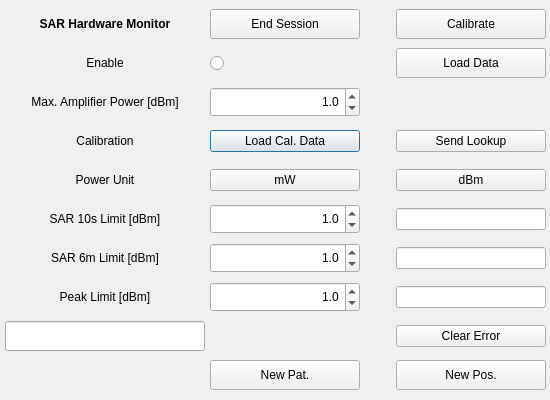
Above: Applications/relax2/ui/sar.ui from OpenMRI/ocra before the change. Below: the same form after it.
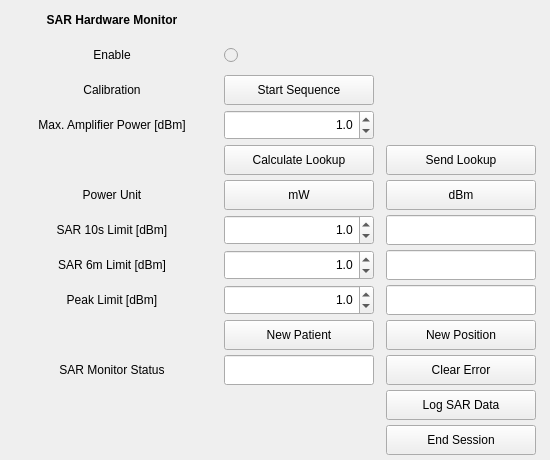
That is the form after the change.

```diff
--- a/Applications/relax2/ui/sar.ui
+++ b/Applications/relax2/ui/sar.ui
@@ -7,19 +7,19 @@
     <x>0</x>
     <y>0</y>
     <width>550</width>
-    <height>400</height>
+    <height>460</height>
    </rect>
   </property>
   <property name="minimumSize">
    <size>
     <width>550</width>
-    <height>400</height>
+    <height>460</height>
    </size>
   </property>
   <property name="maximumSize">
    <size>
     <width>550</width>
-    <height>400</height>
+    <height>460</height>
    </size>
   </property>
   <property name="windowTitle">
@@ -31,7 +31,7 @@
      <x>0</x>
      <y>0</y>
      <width>551</width>
-     <height>401</height>
+     <height>460</height>
     </rect>
    </property>
    <layout class="QGridLayout" name="gridLayout">
@@ -50,30 +50,11 @@
     <property name="spacing">
      <number>5</number>
     </property>
-    <item row="1" column="3">
-     <widget class="QPushButton" name="SAR_Load_Data_pushButton">
-      <property name="minimumSize">
-       <size>
-        <width>150</width>
-        <height>30</height>
-       </size>
-      </property>
-      <property name="maximumSize">
-       <size>
-        <width>150</width>
-        <height>30</height>
-       </size>
-      </property>
-      <property name="text">
-       <string>Load Data</string>
-      </property>
-      <property name="autoDefault">
+    <item row="1" column="1">
+     <widget class="QRadioButton" name="SAR_Enable_radioButton">
+      <property name="enabled">
        <bool>false</bool>
       </property>
-     </widget>
-    </item>
-    <item row="5" column="1">
-     <widget class="QDoubleSpinBox" name="SAR_Limit_doubleSpinBox">
       <property name="minimumSize">
        <size>
         <width>150</width>
@@ -86,73 +67,10 @@
         <height>30</height>
        </size>
       </property>
-      <property name="alignment">
-       <set>Qt::AlignRight|Qt::AlignTrailing|Qt::AlignVCenter</set>
-      </property>
-      <property name="decimals">
-       <number>1</number>
-      </property>
-      <property name="minimum">
-       <double>0.100000000000000</double>
-      </property>
-      <property name="maximum">
-       <double>100.000000000000000</double>
-      </property>
-      <property name="singleStep">
-       <double>1.000000000000000</double>
-      </property>
-      <property name="value">
-       <double>1.000000000000000</double>
-      </property>
-     </widget>
-    </item>
-    <item row="3" column="1">
-     <widget class="QPushButton" name="SAR_Load_Cal_pushButton">
       <property name="text">
-       <string>Load Cal. Data</string>
+       <string/>
       </property>
-     </widget>
-    </item>
-    <item row="8" column="0">
-     <widget class="QLabel" name="label_6m">
-      <property name="minimumSize">
-       <size>
-        <width>200</width>
-        <height>30</height>
-       </size>
-      </property>
-      <property name="maximumSize">
-       <size>
-        <width>200</width>
-        <height>30</height>
-       </size>
-      </property>
-      <property name="text">
-       <string>SAR 6m Limit [dBm]</string>
-      </property>
-      <property name="alignment">
-       <set>Qt::AlignCenter</set>
-      </property>
-     </widget>
-    </item>
-    <item row="0" column="3">
-     <widget class="QPushButton" name="SAR_Test_Array_pushButton">
-      <property name="minimumSize">
-       <size>
-        <width>150</width>
-        <height>30</height>
-       </size>
-      </property>
-      <property name="maximumSize">
-       <size>
-        <width>150</width>
-        <height>30</height>
-       </size>
-      </property>
-      <property name="text">
-       <string>Calibrate</string>
-      </property>
-      <property name="autoDefault">
+      <property name="autoExclusive">
        <bool>false</bool>
       </property>
      </widget>
@@ -185,7 +103,41 @@
       </property>
      </widget>
     </item>
-    <item row="5" column="0">
+    <item row="7" column="1">
+     <widget class="QDoubleSpinBox" name="SAR_Limit_doubleSpinBox">
+      <property name="minimumSize">
+       <size>
+        <width>150</width>
+        <height>30</height>
+       </size>
+      </property>
+      <property name="maximumSize">
+       <size>
+        <width>150</width>
+        <height>30</height>
+       </size>
+      </property>
+      <property name="alignment">
+       <set>Qt::AlignRight|Qt::AlignTrailing|Qt::AlignVCenter</set>
+      </property>
+      <property name="decimals">
+       <number>1</number>
+      </property>
+      <property name="minimum">
+       <double>0.100000000000000</double>
+      </property>
+      <property name="maximum">
+       <double>100.000000000000000</double>
+      </property>
+      <property name="singleStep">
+       <double>1.000000000000000</double>
+      </property>
+      <property name="value">
+       <double>1.000000000000000</double>
+      </property>
+     </widget>
+    </item>
+    <item row="7" column="0">
      <widget class="QLabel" name="label_10s">
       <property name="minimumSize">
        <size>
@@ -207,8 +159,8 @@
       </property>
      </widget>
     </item>
-    <item row="8" column="1">
-     <widget class="QDoubleSpinBox" name="SAR_6mLimit_doubleSpinBox">
+    <item row="10" column="2">
+     <widget class="QLineEdit" name="SAR_6mLimit_lineEdit">
       <property name="minimumSize">
        <size>
         <width>150</width>
@@ -221,28 +173,10 @@
         <height>30</height>
        </size>
       </property>
-      <property name="alignment">
-       <set>Qt::AlignRight|Qt::AlignTrailing|Qt::AlignVCenter</set>
-      </property>
-      <property name="decimals">
-       <number>1</number>
-      </property>
-      <property name="minimum">
-       <double>0.100000000000000</double>
-      </property>
-      <property name="maximum">
-       <double>100.000000000000000</double>
-      </property>
-      <property name="singleStep">
-       <double>1.000000000000000</double>
-      </property>
-      <property name="value">
-       <double>1.000000000000000</double>
-      </property>
      </widget>
     </item>
-    <item row="10" column="1">
-     <widget class="QDoubleSpinBox" name="SAR_Tran_doubleSpinBox">
+    <item row="17" column="2">
+     <widget class="QPushButton" name="SAR_Log_Data_pushButton">
       <property name="minimumSize">
        <size>
         <width>150</width>
@@ -255,97 +189,15 @@
         <height>30</height>
        </size>
       </property>
-      <property name="alignment">
-       <set>Qt::AlignRight|Qt::AlignTrailing|Qt::AlignVCenter</set>
-      </property>
-      <property name="decimals">
-       <number>1</number>
-      </property>
-      <property name="minimum">
-       <double>0.100000000000000</double>
-      </property>
-      <property name="maximum">
-       <double>100.000000000000000</double>
-      </property>
-      <property name="singleStep">
-       <double>1.000000000000000</double>
-      </property>
-      <property name="value">
-       <double>1.000000000000000</double>
-      </property>
-     </widget>
-    </item>
-    <item row="10" column="0">
-     <widget class="QLabel" name="label_peak">
-      <property name="minimumSize">
-       <size>
-        <width>200</width>
-        <height>30</height>
-       </size>
-      </property>
-      <property name="maximumSize">
-       <size>
-        <width>200</width>
-        <height>30</height>
-       </size>
-      </property>
       <property name="text">
-       <string>Peak Limit [dBm]</string>
+       <string>Log SAR Data</string>
       </property>
-      <property name="alignment">
-       <set>Qt::AlignCenter</set>
+      <property name="autoDefault">
+       <bool>false</bool>
       </property>
      </widget>
     </item>
-    <item row="12" column="3">
-     <widget class="QPushButton" name="SAR_Error_Clear_pushButton">
-      <property name="text">
-       <string>Clear Error</string>
-      </property>
-     </widget>
-    </item>
-    <item row="1" column="1">
-     <widget class="QRadioButton" name="SAR_Enable_radioButton">
-      <property name="minimumSize">
-       <size>
-        <width>150</width>
-        <height>30</height>
-       </size>
-      </property>
-      <property name="maximumSize">
-       <size>
-        <width>150</width>
-        <height>30</height>
-       </size>
-      </property>
-      <property name="text">
-       <string/>
-      </property>
-     </widget>
-    </item>
-    <item row="12" column="0">
-     <widget class="QLineEdit" name="SAR_Status_lineEdit">
-      <property name="minimumSize">
-       <size>
-        <width>200</width>
-        <height>30</height>
-       </size>
-      </property>
-      <property name="maximumSize">
-       <size>
-        <width>200</width>
-        <height>30</height>
-       </size>
-      </property>
-      <property name="alignment">
-       <set>Qt::AlignJustify|Qt::AlignVCenter</set>
-      </property>
-     </widget>
-    </item>
-    <item row="10" column="3">
-     <widget class="QLineEdit" name="SAR_PeakLimit_lineEdit"/>
-    </item>
-    <item row="13" column="3">
+    <item row="15" column="2">
      <widget class="QPushButton" name="SAR_New_Pos_pushButton">
       <property name="minimumSize">
        <size>
@@ -360,15 +212,15 @@
        </size>
       </property>
       <property name="text">
-       <string>New Pos.</string>
+       <string>New Position</string>
       </property>
       <property name="autoDefault">
        <bool>false</bool>
       </property>
      </widget>
     </item>
-    <item row="0" column="1">
-     <widget class="QPushButton" name="SAR_Stop_pushButton">
+    <item row="3" column="1">
+     <widget class="QPushButton" name="SAR_Cal_pushButton">
       <property name="minimumSize">
        <size>
         <width>150</width>
@@ -382,7 +234,7 @@
        </size>
       </property>
       <property name="text">
-       <string>End Session</string>
+       <string>Start Sequence</string>
       </property>
       <property name="autoDefault">
        <bool>false</bool>
@@ -390,36 +242,62 @@
      </widget>
     </item>
     <item row="4" column="1">
-     <widget class="QPushButton" name="SAR_Power_W_pushButton">
-      <property name="text">
-       <string>mW</string>
+     <widget class="QDoubleSpinBox" name="SAR_Max_Power_doubleSpinBox">
+      <property name="minimumSize">
+       <size>
+        <width>150</width>
+        <height>30</height>
+       </size>
       </property>
-     </widget>
-    </item>
-    <item row="3" column="3">
-     <widget class="QPushButton" name="SAR_Lookup_pushButton">
-      <property name="text">
-       <string>Send Lookup</string>
+      <property name="maximumSize">
+       <size>
+        <width>150</width>
+        <height>30</height>
+       </size>
       </property>
+      <property name="alignment">
+       <set>Qt::AlignRight|Qt::AlignTrailing|Qt::AlignVCenter</set>
+      </property>
+      <property name="decimals">
+       <number>1</number>
+      </property>
+      <property name="minimum">
+       <double>0.100000000000000</double>
+      </property>
+      <property name="maximum">
+       <double>100.000000000000000</double>
+      </property>
+      <property name="singleStep">
+       <double>1.000000000000000</double>
+      </property>
+      <property name="value">
+       <double>1.000000000000000</double>
+      </property>
      </widget>
     </item>
-    <item row="8" column="3">
-     <widget class="QLineEdit" name="SAR_6mLimit_lineEdit"/>
-    </item>
-    <item row="0" column="2">
-     <spacer name="horizontalSpacer">
-      <property name="orientation">
-       <enum>Qt::Horizontal</enum>
+    <item row="10" column="0">
+     <widget class="QLabel" name="label_6m">
+      <property name="minimumSize">
+       <size>
+        <width>200</width>
+        <height>30</height>
+       </size>
       </property>
-      <property name="sizeHint" stdset="0">
+      <property name="maximumSize">
        <size>
-        <width>20</width>
-        <height>20</height>
+        <width>200</width>
+        <height>30</height>
        </size>
       </property>
-     </spacer>
+      <property name="text">
+       <string>SAR 6m Limit [dBm]</string>
+      </property>
+      <property name="alignment">
+       <set>Qt::AlignCenter</set>
+      </property>
+     </widget>
     </item>
-    <item row="4" column="0">
+    <item row="6" column="0">
      <widget class="QLabel" name="label_3">
       <property name="minimumSize">
        <size>
@@ -441,8 +319,24 @@
       </property>
      </widget>
     </item>
-    <item row="1" column="0">
-     <widget class="QLabel" name="label">
+    <item row="12" column="2">
+     <widget class="QLineEdit" name="SAR_PeakLimit_lineEdit">
+      <property name="minimumSize">
+       <size>
+        <width>150</width>
+        <height>30</height>
+       </size>
+      </property>
+      <property name="maximumSize">
+       <size>
+        <width>150</width>
+        <height>30</height>
+       </size>
+      </property>
+     </widget>
+    </item>
+    <item row="12" column="0">
+     <widget class="QLabel" name="label_peak">
       <property name="minimumSize">
        <size>
         <width>200</width>
@@ -456,28 +350,145 @@
        </size>
       </property>
       <property name="text">
-       <string>Enable</string>
+       <string>Peak Limit [dBm]</string>
       </property>
       <property name="alignment">
        <set>Qt::AlignCenter</set>
       </property>
      </widget>
     </item>
-    <item row="5" column="3">
+    <item row="10" column="1">
+     <widget class="QDoubleSpinBox" name="SAR_6mLimit_doubleSpinBox">
+      <property name="minimumSize">
+       <size>
+        <width>150</width>
+        <height>30</height>
+       </size>
+      </property>
+      <property name="maximumSize">
+       <size>
+        <width>150</width>
+        <height>30</height>
+       </size>
+      </property>
+      <property name="alignment">
+       <set>Qt::AlignRight|Qt::AlignTrailing|Qt::AlignVCenter</set>
+      </property>
+      <property name="decimals">
+       <number>1</number>
+      </property>
+      <property name="minimum">
+       <double>0.100000000000000</double>
+      </property>
+      <property name="maximum">
+       <double>100.000000000000000</double>
+      </property>
+      <property name="singleStep">
+       <double>1.000000000000000</double>
+      </property>
+      <property name="value">
+       <double>1.000000000000000</double>
+      </property>
+     </widget>
+    </item>
+    <item row="6" column="2">
+     <widget class="QPushButton" name="SAR_Power_dBm_pushButton">
+      <property name="minimumSize">
+       <size>
+        <width>150</width>
+        <height>30</height>
+       </size>
+      </property>
+      <property name="maximumSize">
+       <size>
+        <width>150</width>
+        <height>30</height>
+       </size>
+      </property>
+      <property name="text">
+       <string>dBm</string>
+      </property>
+      <property name="autoDefault">
+       <bool>false</bool>
+      </property>
+     </widget>
+    </item>
+    <item row="7" column="2">
      <widget class="QLineEdit" name="SAR_10sLimit_lineEdit">
+      <property name="minimumSize">
+       <size>
+        <width>150</width>
+        <height>30</height>
+       </size>
+      </property>
+      <property name="maximumSize">
+       <size>
+        <width>150</width>
+        <height>30</height>
+       </size>
+      </property>
       <property name="readOnly">
        <bool>true</bool>
       </property>
      </widget>
     </item>
-    <item row="4" column="3">
-     <widget class="QPushButton" name="SAR_Power_dBm_pushButton">
+    <item row="6" column="1">
+     <widget class="QPushButton" name="SAR_Power_W_pushButton">
+      <property name="minimumSize">
+       <size>
+        <width>150</width>
+        <height>30</height>
+       </size>
+      </property>
+      <property name="maximumSize">
+       <size>
+        <width>150</width>
+        <height>30</height>
+       </size>
+      </property>
       <property name="text">
-       <string>dBm</string>
+       <string>mW</string>
       </property>
+      <property name="autoDefault">
+       <bool>false</bool>
+      </property>
      </widget>
     </item>
-    <item row="13" column="1">
+    <item row="12" column="1">
+     <widget class="QDoubleSpinBox" name="SAR_Tran_doubleSpinBox">
+      <property name="minimumSize">
+       <size>
+        <width>150</width>
+        <height>30</height>
+       </size>
+      </property>
+      <property name="maximumSize">
+       <size>
+        <width>150</width>
+        <height>30</height>
+       </size>
+      </property>
+      <property name="alignment">
+       <set>Qt::AlignRight|Qt::AlignTrailing|Qt::AlignVCenter</set>
+      </property>
+      <property name="decimals">
+       <number>1</number>
+      </property>
+      <property name="minimum">
+       <double>0.100000000000000</double>
+      </property>
+      <property name="maximum">
+       <double>100.000000000000000</double>
+      </property>
+      <property name="singleStep">
+       <double>1.000000000000000</double>
+      </property>
+      <property name="value">
+       <double>1.000000000000000</double>
+      </property>
+     </widget>
+    </item>
+    <item row="15" column="1">
      <widget class="QPushButton" name="SAR_New_Pat_pushButton">
       <property name="minimumSize">
        <size>
@@ -492,13 +503,35 @@
        </size>
       </property>
       <property name="text">
-       <string>New Pat.</string>
+       <string>New Patient</string>
       </property>
       <property name="autoDefault">
        <bool>false</bool>
       </property>
      </widget>
     </item>
+    <item row="1" column="0">
+     <widget class="QLabel" name="label">
+      <property name="minimumSize">
+       <size>
+        <width>200</width>
+        <height>30</height>
+       </size>
+      </property>
+      <property name="maximumSize">
+       <size>
+        <width>200</width>
+        <height>30</height>
+       </size>
+      </property>
+      <property name="text">
+       <string>Enable</string>
+      </property>
+      <property name="alignment">
+       <set>Qt::AlignCenter</set>
+      </property>
+     </widget>
+    </item>
     <item row="3" column="0">
      <widget class="QLabel" name="label_2">
       <property name="minimumSize">
@@ -521,7 +554,7 @@
       </property>
      </widget>
     </item>
-    <item row="2" column="0">
+    <item row="4" column="0">
      <widget class="QLabel" name="label_MaxP">
       <property name="minimumSize">
        <size>
@@ -543,8 +576,8 @@
       </property>
      </widget>
     </item>
-    <item row="2" column="1">
-     <widget class="QDoubleSpinBox" name="SAR_Max_Power_doubleSpinBox">
+    <item row="16" column="1">
+     <widget class="QLineEdit" name="SAR_Status_lineEdit">
       <property name="minimumSize">
        <size>
         <width>150</width>
@@ -558,22 +591,117 @@
        </size>
       </property>
       <property name="alignment">
-       <set>Qt::AlignRight|Qt::AlignTrailing|Qt::AlignVCenter</set>
+       <set>Qt::AlignJustify|Qt::AlignVCenter</set>
       </property>
-      <property name="decimals">
-       <number>1</number>
+     </widget>
+    </item>
+    <item row="16" column="0">
+     <widget class="QLabel" name="label_4">
+      <property name="minimumSize">
+       <size>
+        <width>200</width>
+        <height>30</height>
+       </size>
       </property>
-      <property name="minimum">
-       <double>0.100000000000000</double>
+      <property name="maximumSize">
+       <size>
+        <width>200</width>
+        <height>30</height>
+       </size>
       </property>
-      <property name="maximum">
-       <double>100.000000000000000</double>
+      <property name="text">
+       <string>SAR Monitor Status</string>
       </property>
-      <property name="singleStep">
-       <double>1.000000000000000</double>
+      <property name="alignment">
+       <set>Qt::AlignCenter</set>
       </property>
-      <property name="value">
-       <double>1.000000000000000</double>
+     </widget>
+    </item>
+    <item row="16" column="2">
+     <widget class="QPushButton" name="SAR_Error_Clear_pushButton">
+      <property name="minimumSize">
+       <size>
+        <width>150</width>
+        <height>30</height>
+       </size>
+      </property>
+      <property name="maximumSize">
+       <size>
+        <width>150</width>
+        <height>30</height>
+       </size>
+      </property>
+      <property name="text">
+       <string>Clear Error</string>
+      </property>
+      <property name="autoDefault">
+       <bool>false</bool>
+      </property>
+     </widget>
+    </item>
+    <item row="5" column="2">
+     <widget class="QPushButton" name="SAR_Send_Lookup_pushButton">
+      <property name="minimumSize">
+       <size>
+        <width>150</width>
+        <height>30</height>
+       </size>
+      </property>
+      <property name="maximumSize">
+       <size>
+        <width>150</width>
+        <height>30</height>
+       </size>
+      </property>
+      <property name="text">
+       <string>Send Lookup</string>
+      </property>
+      <property name="autoDefault">
+       <bool>false</bool>
+      </property>
+     </widget>
+    </item>
+    <item row="5" column="1">
+     <widget class="QPushButton" name="SAR_Calc_Lookup_pushButton">
+      <property name="minimumSize">
+       <size>
+        <width>150</width>
+        <height>30</height>
+       </size>
+      </property>
+      <property name="maximumSize">
+       <size>
+        <width>150</width>
+        <height>30</height>
+       </size>
+      </property>
+      <property name="text">
+       <string>Calculate Lookup</string>
+      </property>
+      <property name="autoDefault">
+       <bool>false</bool>
+      </property>
+     </widget>
+    </item>
+    <item row="19" column="2">
+     <widget class="QPushButton" name="SAR_Stop_pushButton">
+      <property name="minimumSize">
+       <size>
+        <width>150</width>
+        <height>30</height>
+       </size>
+      </property>
+      <property name="maximumSize">
+       <size>
+        <width>150</width>
+        <height>30</height>
+       </size>
+      </property>
+      <property name="text">
+       <string>End Session</string>
+      </property>
+      <property name="autoDefault">
+       <bool>false</bool>
       </property>
      </widget>
     </item>
```
